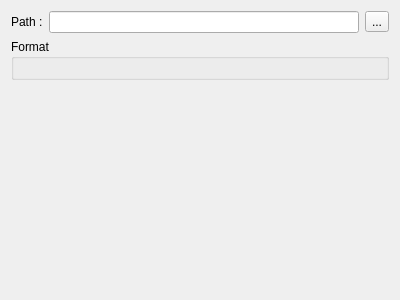
First picture: the form in src/wizards/ew_firstpage.ui, repository FrenchDilettante/dbmaster, before the edit.
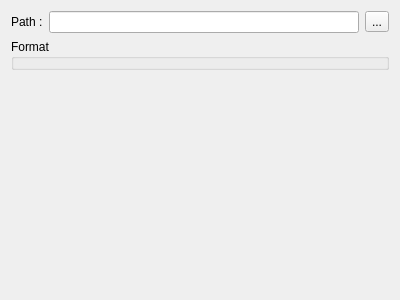
Second picture: the form after the edit.

Commit message: Placement des formats disponibles depuis les plugins

Diff of the .ui file:
```diff
--- a/src/wizards/ew_firstpage.ui
+++ b/src/wizards/ew_firstpage.ui
@@ -49,7 +49,6 @@
      <property name="title">
       <string>Format</string>
      </property>
-     <layout class="QGridLayout" name="gridLayout_2"/>
     </widget>
    </item>
   </layout>
```
The commit also changes 2 other files.
